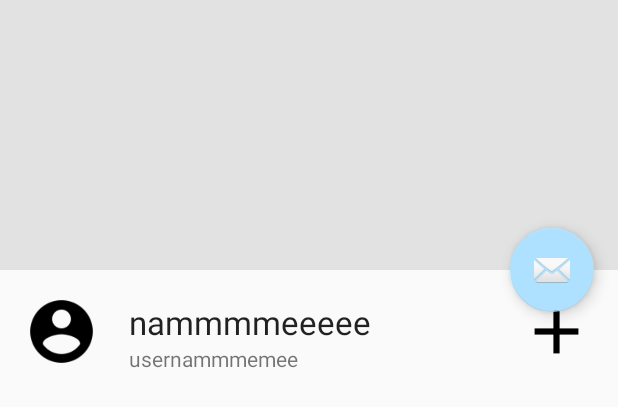
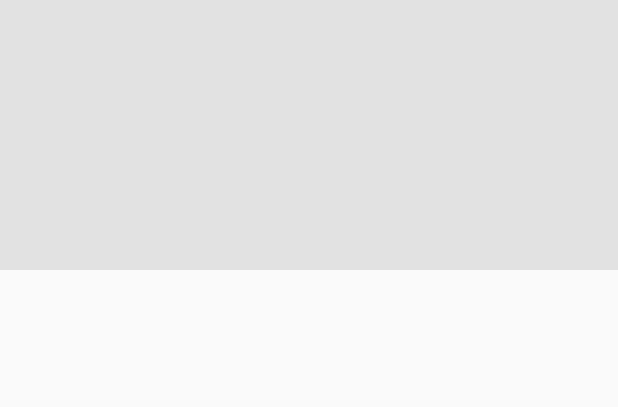
Before and after one commit to ammarc/Neon-Android-App, an Android app: the layout activity_find_friends.xml on its own in the app's theme, with its tools: preview values and no code run, on a phone screen of 412 x 824 dp. Shown: the top 407 px of the screen. Run offline under Robolectric (Android 15) with nearby library versions, the phone set to English and light mode, and no system bars.

Commit message:
add friends done, about to start putting in back end functions

```diff
--- a/app/src/main/java/itproject/neon_client/ChatActivity.java
+++ b/app/src/main/java/itproject/neon_client/ChatActivity.java
@@ -46,7 +46,9 @@ public class ChatActivity extends AppCompatActivity {
         // Capture the layout's TextView and set the string as its text
 
         final TextView friend_username = (TextView) findViewById(R.id.friend_username_chat);
-        friend_username.setText(friendName);
+        if (friend_username != null) {
+            friend_username.setText(friendName);
+        }
 
         LinearLayout accepted_view = (LinearLayout) findViewById(R.id.accepted_view);
 
--- a/app/src/main/java/itproject/neon_client/MapToFriendActivity.java
+++ b/app/src/main/java/itproject/neon_client/MapToFriendActivity.java
@@ -25,7 +25,6 @@ public class MapToFriendActivity extends AppCompatActivity implements OnMapReady
         Toolbar toolbar = (Toolbar) findViewById(R.id.map_toolbar);
         setSupportActionBar(toolbar);
         getSupportActionBar().setDisplayHomeAsUpEnabled(true);
-        getSupportActionBar().setTitle("");
 
         FloatingActionButton fab = (FloatingActionButton) findViewById(R.id.fab);
         fab.setOnClickListener(new View.OnClickListener() {
--- a/app/src/main/res/layout/activity_find_friends.xml
+++ b/app/src/main/res/layout/activity_find_friends.xml
@@ -34,13 +34,4 @@
 
     <include layout="@layout/content_find_friends" />
 
-    <android.support.design.widget.FloatingActionButton
-        android:id="@+id/fab"
-        android:layout_width="wrap_content"
-        android:layout_height="wrap_content"
-        android:layout_margin="@dimen/fab_margin"
-        app:layout_anchor="@id/app_bar"
-        app:layout_anchorGravity="bottom|end"
-        app:srcCompat="@android:drawable/ic_dialog_email" />
-
 </android.support.design.widget.CoordinatorLayout>
--- a/app/src/main/res/layout/content_find_friends.xml
+++ b/app/src/main/res/layout/content_find_friends.xml
@@ -8,47 +8,16 @@
     tools:context="itproject.neon_client.FindFriendsActivity"
     tools:showIn="@layout/activity_find_friends">
 
-    <RelativeLayout
+
+    <LinearLayout
         android:layout_width="match_parent"
         android:layout_height="match_parent"
-        android:paddingBottom="@dimen/activity_vertical_margin"
-        android:paddingLeft="@dimen/activity_horizontal_margin"
-        android:paddingRight="@dimen/activity_horizontal_margin"
-        android:paddingTop="@dimen/activity_vertical_margin">
+        android:id="@+id/search_display"
+        android:orientation="vertical">
 
-        <ImageView
-            android:layout_width="50dp"
-            android:layout_height="50dp"
-            android:id="@+id/search_user_dp"
-            android:src="@drawable/ic_account_circle_black_24dp"/>
 
-        <TextView
-            android:id="@+id/search_user_fullname"
-            android:layout_width="wrap_content"
-            android:layout_height="wrap_content"
-            android:layout_alignParentLeft="true"
-            android:layout_alignParentTop="true"
-            android:layout_marginLeft="70dp"
-            android:layout_marginTop="4dp"
-            android:text="nammmmeeeee"
-            android:textAppearance="?android:attr/textAppearanceLarge" />
-
-        <TextView
-            android:id="@+id/search_user_username"
-            android:layout_width="match_parent"
-            android:layout_height="wrap_content"
-            android:layout_below="@+id/search_user_fullname"
-            android:layout_marginLeft="70dp"
-            android:text="usernammmemee"/>
-
-        <ImageButton
-            android:layout_width="50dp"
-            android:layout_height="50dp"
-            android:background="@drawable/ic_add_black_24dp"
-            android:layout_alignParentRight="true"/>
+    </LinearLayout>
 
 
 
-    </RelativeLayout>
-
 </android.support.v4.widget.NestedScrollView>
```
Also changed, not shown: app/src/main/java/itproject/neon_client/FindFriendsActivity.java (+53 -13 lines).
